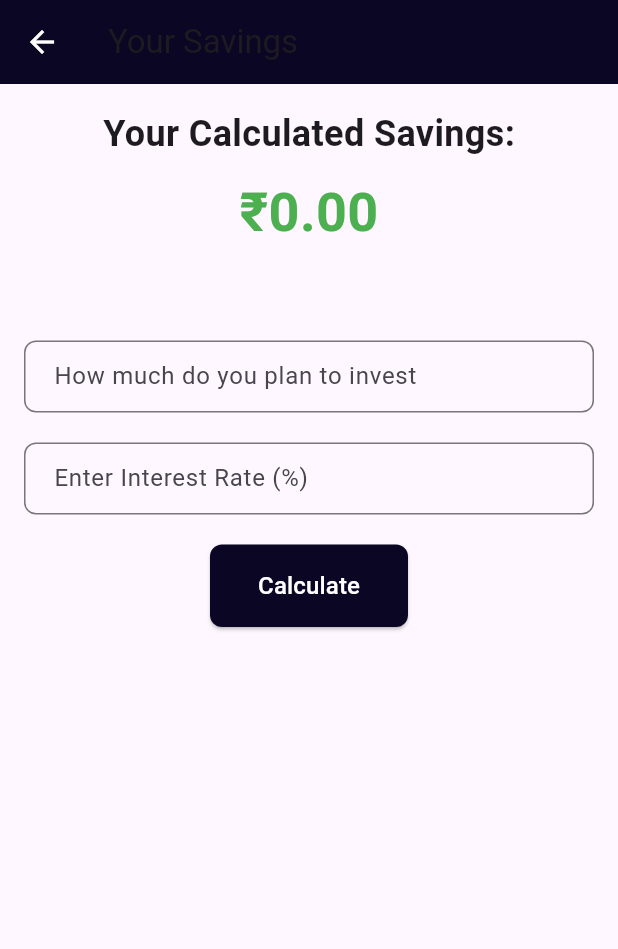
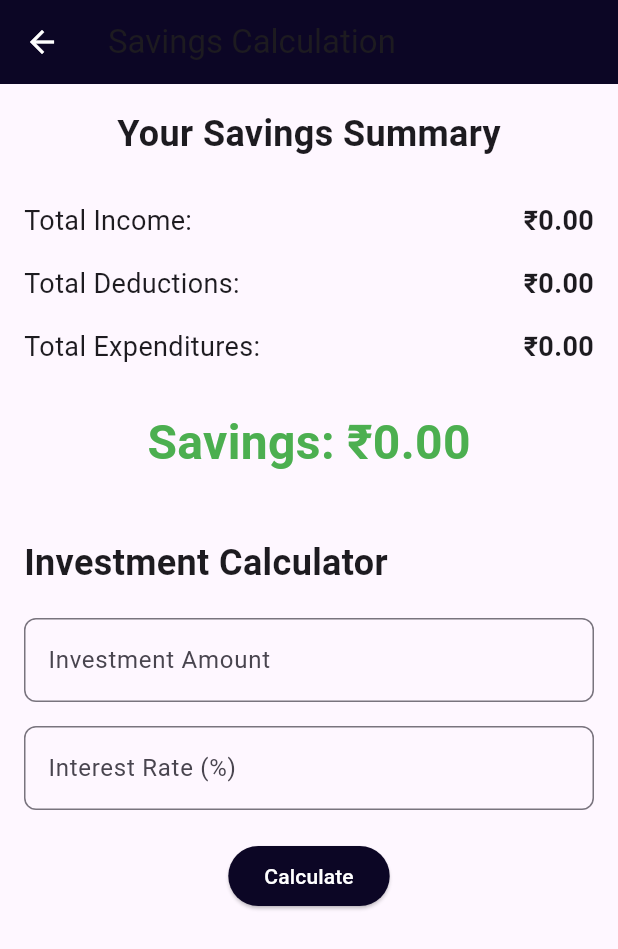
Before and after one commit to chinzz2024/FOLIOX_ORG, a Flutter app: the CalculationPage screen opened directly with empty values, on a phone screen of 412 x 824 dp. Shown: the top 949 px of the screen. Run offline on Flutter 3.47's test engine with Material 3 defaults, Android fonts, the phone set to English and light mode, and no system bars; our stand-ins replace firebase_auth, firebase_core; accounts and stored records are empty.

Commit message:
calculator

```diff
--- a/lib/calculation_page.dart
+++ b/lib/calculation_page.dart
@@ -1,27 +1,28 @@
 import 'package:flutter/material.dart';
-import 'govt_page.dart';
 
-class CalculationPage extends StatefulWidget {
-  final double basicSalary;
+
+class CalculationPage extends StatelessWidget {
+  final double baseSalary;
   final double dearnessAllowance;
   final double houseRentAllowance;
   final double transportAllowance;
-  final double otherIncome;
+  final List<double> otherIncome;
 
   final double providentFund;
   final double incomeTax;
   final double professionalTax;
   final double lic;
   final double vehicleLoan;
+
   final double housingRent;
   final double utilities;
   final double transportation;
   final double education;
-  final double otherExpenses;
+  final List<double> otherExpenditures;
 
   const CalculationPage({
-    super.key,
-    required this.basicSalary,
+    Key? key,
+    required this.baseSalary,
     required this.dearnessAllowance,
     required this.houseRentAllowance,
     required this.transportAllowance,
@@ -35,53 +36,43 @@ class CalculationPage extends StatefulWidget {
     required this.utilities,
     required this.transportation,
     required this.education,
-    required this.otherExpenses,
-  });
-
-  @override
-  State<CalculationPage> createState() => _CalculationPageState();
-}
-
-class _CalculationPageState extends State<CalculationPage> {
-  final TextEditingController amountController = TextEditingController();
-  final TextEditingController interestController = TextEditingController();
-  double? calculatedAmount;
-
-  @override
-  void dispose() {
-    amountController.dispose();
-    interestController.dispose();
-    super.dispose();
-  }
+    required this.otherExpenditures,
+  }) : super(key: key);
 
   @override
   Widget build(BuildContext context) {
-    final double savings = (widget.basicSalary +
-            widget.dearnessAllowance +
-            widget.houseRentAllowance +
-            widget.transportAllowance +
-            widget.otherIncome) -
-        (widget.providentFund +
-            widget.incomeTax +
-            widget.professionalTax +
-            widget.lic +
-            widget.vehicleLoan +
-            widget.housingRent +
-            widget.utilities +
-            widget.transportation +
-            widget.education +
-            widget.otherExpenses);
+    // Calculate totals
+    final double totalOtherIncome =
+        otherIncome.fold(0.0, (sum, item) => sum + item);
+    final double totalOtherExpenditures =
+        otherExpenditures.fold(0.0, (sum, item) => sum + item);
+
+    // Calculate savings
+    final double totalIncome = baseSalary +
+        dearnessAllowance +
+        houseRentAllowance +
+        transportAllowance +
+        totalOtherIncome;
+    final double totalDeductions = providentFund +
+        incomeTax +
+        professionalTax +
+        lic +
+        vehicleLoan;
+    final double totalExpenses = housingRent +
+        utilities +
+        transportation +
+        education +
+        totalOtherExpenditures;
+
+    final double savings = totalIncome - (totalDeductions + totalExpenses);
 
     return Scaffold(
       appBar: AppBar(
-        title: const Text('Your Savings'),
+        title: const Text('Savings Calculation'),
         leading: IconButton(
           icon: const Icon(Icons.arrow_back, color: Colors.white),
           onPressed: () {
-            Navigator.push(
-              context,
-              MaterialPageRoute(builder: (context) => const IncomePage()),
-            );
+            Navigator.pop(context);
           },
         ),
         backgroundColor: const Color.fromARGB(255, 12, 6, 37),
@@ -90,68 +81,121 @@ class _CalculationPageState extends State<CalculationPage> {
         child: Padding(
           padding: const EdgeInsets.all(16.0),
           child: Column(
-            crossAxisAlignment: CrossAxisAlignment.center,
+            crossAxisAlignment: CrossAxisAlignment.start,
             children: [
-              // Display Savings at the Top-Center
-              const Text(
-                'Your Calculated Savings:',
-                style: TextStyle(fontSize: 24, fontWeight: FontWeight.bold),
+              const Center(
+                child: Text(
+                  'Your Savings Summary',
+                  style: TextStyle(
+                    fontSize: 24,
+                    fontWeight: FontWeight.bold,
                   ),
-              const SizedBox(height: 10),
-              Text(
-                '₹${savings.toStringAsFixed(2)}',
+                ),
+              ),
+              const SizedBox(height: 20),
+              buildSummaryRow('Total Income:', totalIncome),
+              buildSummaryRow('Total Deductions:', totalDeductions),
+              buildSummaryRow('Total Expenditures:', totalExpenses),
+              const SizedBox(height: 20),
+              Center(
+                child: Text(
+                  'Savings: ₹${savings.toStringAsFixed(2)}',
                   style: const TextStyle(
-                  fontSize: 36,
+                    fontSize: 32,
                     fontWeight: FontWeight.bold,
                     color: Colors.green,
                   ),
                 ),
+              ),
               const SizedBox(height: 40),
-              // Greeting
+              buildInvestmentCalculator(context),
+            ],
+          ),
+        ),
+      ),
+    );
+  }
 
+  Widget buildSummaryRow(String label, double value) {
+    return Padding(
+      padding: const EdgeInsets.symmetric(vertical: 8.0),
+      child: Row(
+        mainAxisAlignment: MainAxisAlignment.spaceBetween,
+        children: [
+          Text(
+            label,
+            style: const TextStyle(fontSize: 18),
+          ),
+          Text(
+            '₹${value.toStringAsFixed(2)}',
+            style: const TextStyle(fontSize: 18, fontWeight: FontWeight.bold),
+          ),
+        ],
+      ),
+    );
+  }
+
+  Widget buildInvestmentCalculator(BuildContext context) {
+    final TextEditingController amountController = TextEditingController();
+    final TextEditingController interestController = TextEditingController();
+
+    return Column(
+      crossAxisAlignment: CrossAxisAlignment.start,
+      children: [
+        const Text(
+          'Investment Calculator',
+          style: TextStyle(fontSize: 24, fontWeight: FontWeight.bold),
+        ),
         const SizedBox(height: 20),
-              // Input Field for Amount
         TextField(
           controller: amountController,
           keyboardType: TextInputType.number,
           decoration: InputDecoration(
-                  labelText: 'How much do you plan to invest',
+            labelText: 'Investment Amount',
             border: OutlineInputBorder(
               borderRadius: BorderRadius.circular(8.0),
             ),
-                  contentPadding: const EdgeInsets.symmetric(
-                    horizontal: 16.0,
-                    vertical: 12.0,
+          ),
+        ),
+        const SizedBox(height: 16),
+        TextField(
+          controller: interestController,
+          keyboardType: TextInputType.number,
+          decoration: InputDecoration(
+            labelText: 'Interest Rate (%)',
+            border: OutlineInputBorder(
+              borderRadius: BorderRadius.circular(8.0),
             ),
           ),
         ),
         const SizedBox(height: 20),
-              // Input Field for Interest
-              TextField(
-                controller: interestController,
-                keyboardType: TextInputType.number,
-                decoration: InputDecoration(
-                  labelText: 'Enter Interest Rate (%)',
-                  border: OutlineInputBorder(
-                    borderRadius: BorderRadius.circular(8.0),
-                  ),
-                  contentPadding: const EdgeInsets.symmetric(
-                    horizontal: 16.0,
-                    vertical: 12.0,
-                  ),
-                ),
-              ),
-              const SizedBox(height: 20),
-              // Button to Calculate the Result
-              ElevatedButton(
+        Center(
+          child: ElevatedButton(
             onPressed: () {
-                  final double? amount = double.tryParse(amountController.text);
-                  final double? interest = double.tryParse(interestController.text);
+              final double? amount =
+                  double.tryParse(amountController.text.trim());
+              final double? interest =
+                  double.tryParse(interestController.text.trim());
 
               if (amount != null && interest != null) {
-                    setState(() {
-                      calculatedAmount = amount + (amount * (interest / 100));
-                    });
+                final double finalAmount =
+                    amount + (amount * (interest / 100));
+
+                showDialog(
+                  context: context,
+                  builder: (context) => AlertDialog(
+                    title: const Text('Investment Result'),
+                    content: Text(
+                      'Amount After Interest: ₹${finalAmount.toStringAsFixed(2)}',
+                    ),
+                    actions: [
+                      TextButton(
+                        onPressed: () => Navigator.pop(context),
+                        child: const Text('OK'),
+                      ),
+                    ],
+                  ),
+                );
               } else {
                 ScaffoldMessenger.of(context).showSnackBar(
                   const SnackBar(content: Text('Please enter valid numbers')),
@@ -160,34 +204,14 @@ class _CalculationPageState extends State<CalculationPage> {
             },
             style: ElevatedButton.styleFrom(
               backgroundColor: const Color.fromARGB(255, 12, 6, 37),
-                  padding: const EdgeInsets.symmetric(
-                    horizontal: 32.0,
-                    vertical: 16.0,
-                  ),
-                  shape: RoundedRectangleBorder(
-                    borderRadius: BorderRadius.circular(8.0),
-                  ),
             ),
             child: const Text(
               'Calculate',
-                  style: TextStyle(color: Colors.white, fontSize: 16),
+              style: TextStyle(color: Colors.white),
             ),
-              ),
-              const SizedBox(height: 20),
-              // Display Calculated Amount
-              if (calculatedAmount != null)
-                Text(
-                  'Amount After Interest: ₹${calculatedAmount!.toStringAsFixed(2)}',
-                  style: const TextStyle(
-                    fontSize: 20,
-                    fontWeight: FontWeight.bold,
-                    color: Colors.blue,
           ),
         ),
       ],
-          ),
-        ),
-      ),
     );
   }
 }
--- a/lib/home_page.dart
+++ b/lib/home_page.dart
@@ -25,7 +25,7 @@ class _StockNewsPageState extends State<StockNewsPage> {
 
   Future<void> _fetchStockNews() async {
     const String apiUrl =
-        'http://192.168.151.105:5000/scrape_news'; // Use this IP
+        'http://192.168.151.137:5000/scrape_news'; // Use this IP
     // Flask API URL
 
     try {
@@ -142,7 +142,7 @@ class _StockNewsPageState extends State<StockNewsPage> {
         currentIndex: 0, // You can dynamically set this index
         onTap: (int index) {
           if (index == 1) {
-            Navigator.push(
+            Navigator.pushReplacement(
               context,
               MaterialPageRoute(builder: (context) => PlannerPage()),
             );
```
Also changed, not shown: lib/govt_page.dart (+162 -68 lines). Lines whose indentation alone changed are shown as unchanged.
